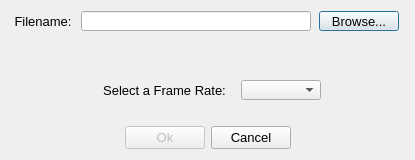
Qt form DelaunayDream/gui/dialog.ui (chensation/Delaunay-Dream) before a commit.
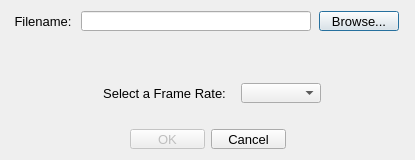
The same form after that commit.

Patch:
```diff
--- a/DelaunayDream/gui/dialog.ui
+++ b/DelaunayDream/gui/dialog.ui
@@ -236,6 +236,18 @@
              <property name="enabled">
               <bool>false</bool>
              </property>
+             <property name="minimumSize">
+              <size>
+               <width>75</width>
+               <height>20</height>
+              </size>
+             </property>
+             <property name="maximumSize">
+              <size>
+               <width>75</width>
+               <height>20</height>
+              </size>
+             </property>
              <property name="font">
               <font>
                <family>Arial</family>
@@ -243,12 +255,24 @@
               </font>
              </property>
              <property name="text">
-              <string>Ok</string>
+              <string>OK</string>
              </property>
             </widget>
            </item>
            <item>
             <widget class="QPushButton" name="cancel_button">
+             <property name="minimumSize">
+              <size>
+               <width>75</width>
+               <height>20</height>
+              </size>
+             </property>
+             <property name="maximumSize">
+              <size>
+               <width>75</width>
+               <height>20</height>
+              </size>
+             </property>
              <property name="font">
               <font>
                <family>Arial</family>
```
